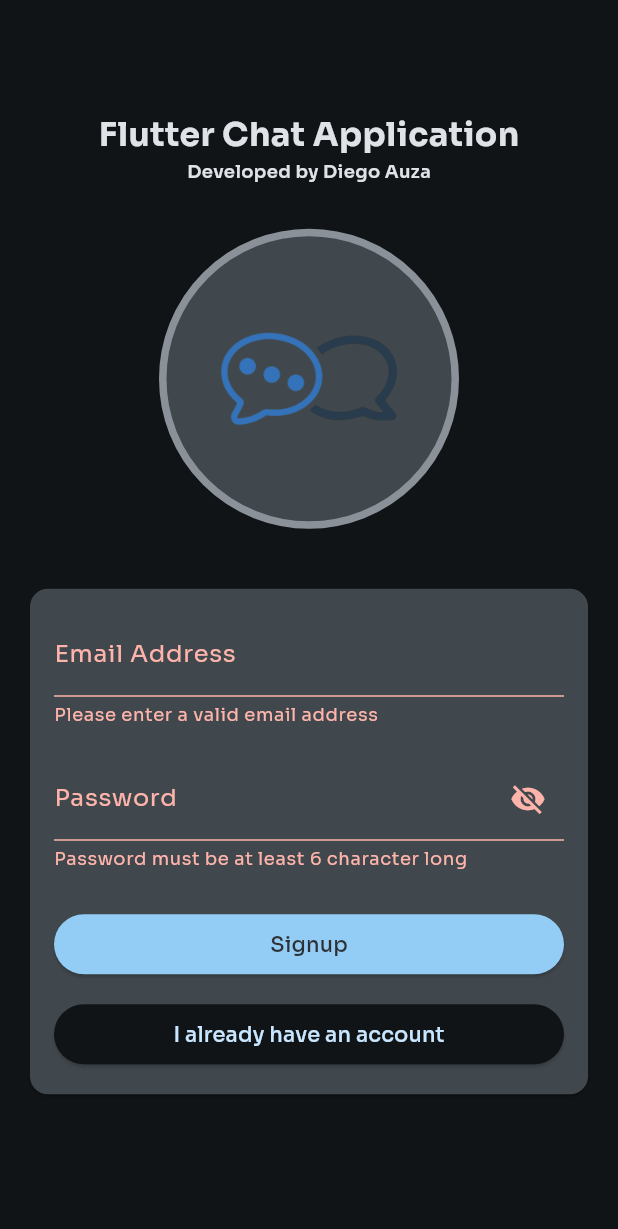
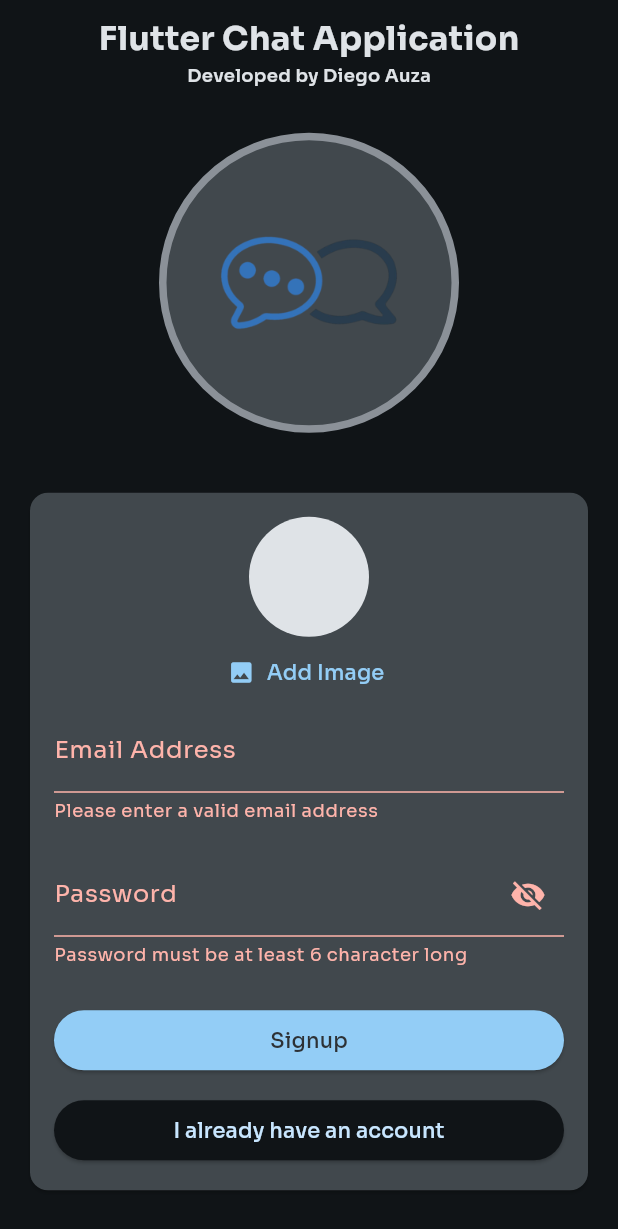
Before and after one commit to DiegoAuzaDev/chat_flutter_app, a Flutter app: the screen it shows after launch, after a tap on "Login", after a tap on "Create an account", on a phone screen of 412 x 824 dp. Shown: the top 1229 px of the screen. Run offline on Flutter 3.47's test engine with Material 3 defaults, Android fonts, the phone set to English and light mode, and no system bars; our stand-ins replace firebase_auth, firebase_core, firebase_storage, google_fonts, image_picker; accounts and stored records are empty.

Commit message:
Adding cloud store

```diff
--- a/lib/screens/auth_screen.dart
+++ b/lib/screens/auth_screen.dart
@@ -1,5 +1,10 @@
+import 'dart:math';
+
+import 'package:chat_app/widgets/user_image_picker.dart';
+import 'package:firebase_storage/firebase_storage.dart';
 import 'package:flutter/material.dart';
 import 'package:firebase_auth/firebase_auth.dart';
+import "dart:io";
 
 final _firebase = FirebaseAuth.instance;
 
@@ -14,6 +19,9 @@ class _AuthScreenState extends State<AuthScreen> {
   bool isVisible = false;
   var _enteredEmail = "";
   var _enteredPassword = "";
+  File? _selectedImage;
+  bool _isAuthenticating = false;
+
   final _formKey = GlobalKey<FormState>();
 
   void changeVisibleState() {
@@ -30,17 +38,33 @@ class _AuthScreenState extends State<AuthScreen> {
     if (!isValidFormInput) {
       return;
     }
+    if (!_isLogin && _selectedImage == null) {
+      return;
+    }
 
     _formKey.currentState!.save();
     try {
+      setState(() {
+        _isAuthenticating = true;
+      });
       if (_isLogin) {
         final userCredentials = await _firebase.signInWithEmailAndPassword(
             email: _enteredEmail, password: _enteredPassword);
       } else {
         final userCredentials = await _firebase.createUserWithEmailAndPassword(
             email: _enteredEmail, password: _enteredPassword);
+        final firebaseStorageRef = FirebaseStorage.instance
+            .ref()
+            .child("user_images")
+            .child("${userCredentials.user!.uid}.jpg");
+        await firebaseStorageRef.putFile(_selectedImage!);
+        final imgURl = await firebaseStorageRef.getDownloadURL();
+        print(imgURl);
       }
     } on FirebaseAuthException catch (userCredentialsError) {
+      setState(() {
+        _isAuthenticating = false;
+      });
       if (!context.mounted) {
         return;
       }
@@ -101,11 +125,40 @@ class _AuthScreenState extends State<AuthScreen> {
                 child: SingleChildScrollView(
                   child: Padding(
                     padding: const EdgeInsets.all(16),
-                    child: Form(
+                    child: _isAuthenticating
+                        ? Center(
+                            child: SizedBox(
+                              width: double.infinity,
+                              height: 150,
+                              child: Column(
+                                mainAxisAlignment: MainAxisAlignment.center,
+                                children: [
+                                  const CircularProgressIndicator(),
+                                  const SizedBox(
+                                    height: 30,
+                                  ),
+                                  Text(
+                                    "Authenticating user...",
+                                    style: TextStyle(
+                                        color: Theme.of(context)
+                                            .colorScheme
+                                            .onBackground),
+                                  ),
+                                ],
+                              ),
+                            ),
+                          )
+                        : Form(
                             key: _formKey,
                             child: Column(
                               mainAxisSize: MainAxisSize.min,
                               children: [
+                                if (!_isLogin)
+                                  UserImagePicker(
+                                    onPickedImage: (pickedImage) {
+                                      _selectedImage = pickedImage;
+                                    },
+                                  ),
                                 TextFormField(
                                   validator: (value) {
                                     if (value == null ||
@@ -159,11 +212,16 @@ class _AuthScreenState extends State<AuthScreen> {
                                   width: double.infinity,
                                   child: ElevatedButton(
                                     style: ElevatedButton.styleFrom(
-                                backgroundColor:
-                                    Theme.of(context).colorScheme.brightness ==
+                                      backgroundColor: Theme.of(context)
+                                                  .colorScheme
+                                                  .brightness ==
                                               Brightness.light
-                                        ? Theme.of(context).colorScheme.primary
-                                        : Theme.of(context).colorScheme.primary,
+                                          ? Theme.of(context)
+                                              .colorScheme
+                                              .primary
+                                          : Theme.of(context)
+                                              .colorScheme
+                                              .primary,
                                     ),
                                     onPressed: () {
                                       _submit();
@@ -186,8 +244,9 @@ class _AuthScreenState extends State<AuthScreen> {
                                   width: double.infinity,
                                   child: ElevatedButton(
                                     style: ElevatedButton.styleFrom(
-                                backgroundColor:
-                                    Theme.of(context).colorScheme.background,
+                                      backgroundColor: Theme.of(context)
+                                          .colorScheme
+                                          .background,
                                     ),
                                     onPressed: () {
                                       setState(() {
--- /dev/null
+++ b/lib/widgets/user_image_picker.dart
@@ -0,0 +1,54 @@
+import 'package:flutter/material.dart';
+import 'package:image_picker/image_picker.dart';
+import "dart:io";
+
+class UserImagePicker extends StatefulWidget {
+  const UserImagePicker({super.key, required this.onPickedImage});
+
+  final void Function(File pickedImage) onPickedImage;
+
+  @override
+  State<UserImagePicker> createState() => _UserImagePickerState();
+}
+
+class _UserImagePickerState extends State<UserImagePicker> {
+  File? _pickedImageFile;
+  void _pickImage() async {
+    final pickedImage = await ImagePicker().pickImage(
+      source: ImageSource.camera,
+      imageQuality: 50,
+      maxHeight: 150,
+    );
+    if (pickedImage == null) {
+      return;
+    }
+    setState(() {
+      _pickedImageFile = File(pickedImage.path);
+    });
+    widget.onPickedImage(_pickedImageFile!);
+  }
+
+  @override
+  Widget build(BuildContext context) {
+    return Column(
+      children: [
+        CircleAvatar(
+          backgroundColor: Theme.of(context).colorScheme.onSurface,
+          radius: 40,
+          foregroundImage:
+              _pickedImageFile != null ? FileImage(_pickedImageFile!) : null,
+        ),
+        TextButton.icon(
+          onPressed: _pickImage,
+          icon: const Icon(Icons.image),
+          label: Text(
+            "Add Image",
+            style: TextStyle(
+              color: Theme.of(context).colorScheme.primary,
+            ),
+          ),
+        )
+      ],
+    );
+  }
+}
--- a/pubspec.yaml
+++ b/pubspec.yaml
@@ -40,6 +40,7 @@ dependencies:
   firebase_auth: ^4.17.4
   firebase_storage: ^11.6.5
   image_picker: ^1.0.7
+  cloud_firestore: ^4.15.4
 
 dev_dependencies:
   flutter_test:
```
Also changed, not shown: pubspec.lock, 3 other files. Lines whose indentation alone changed are shown as unchanged.
